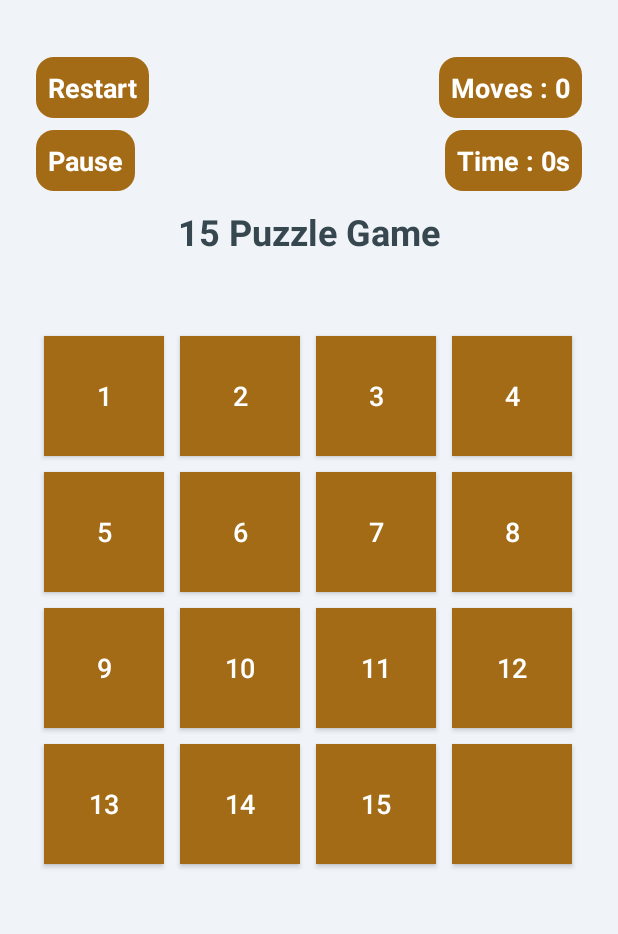
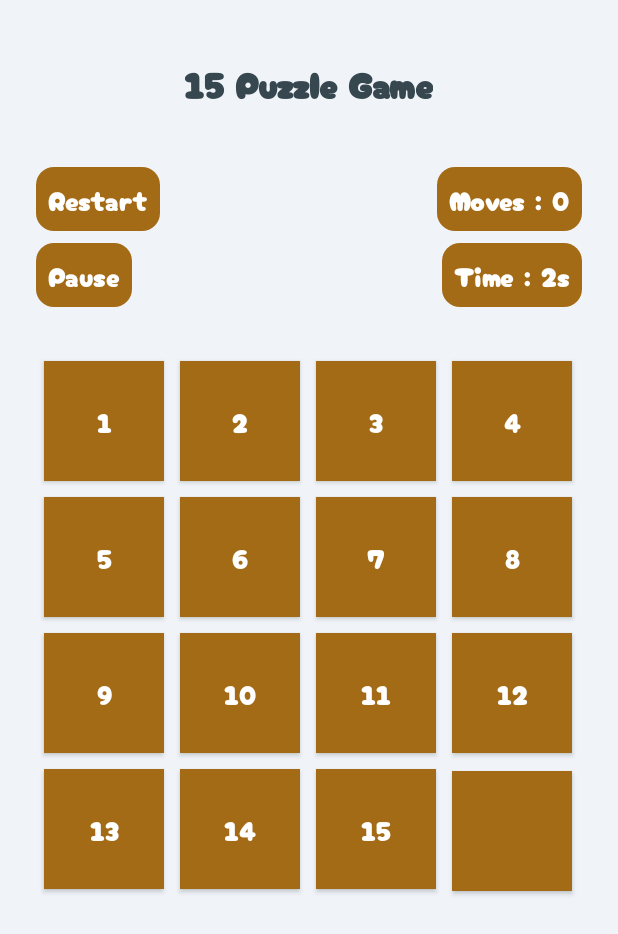
Before and after one commit to SabrinaRashidova/FifteenPuzzleGame, an Android app: the GameActivity screen opened directly, with no data from a screen before it, on a phone screen of 412 x 824 dp. Shown: the top 934 px of the screen. Run offline under Robolectric (Android 15) with nearby library versions, the phone set to English and light mode, and no system bars.

```diff
--- a/app/src/main/AndroidManifest.xml
+++ b/app/src/main/AndroidManifest.xml
@@ -12,9 +12,6 @@
         android:supportsRtl="true"
         android:theme="@style/Theme.FifteenPuzzleGame"
         tools:targetApi="31">
-        <activity
-            android:name=".ui.GameOverActivity"
-            android:exported="false" />
         <activity
             android:name=".MenuActivity"
             android:exported="true">
@@ -33,6 +30,7 @@
                 <category android:name="android.intent.category.LAUNCHER" />
             </intent-filter>
         </activity>
+
     </application>
 
 </manifest>
--- a/app/src/main/java/com/example/fifteenpuzzlegame/ui/GameActivity.kt
+++ b/app/src/main/java/com/example/fifteenpuzzlegame/ui/GameActivity.kt
@@ -1,31 +1,60 @@
 package com.example.fifteenpuzzlegame.ui
 
-import android.annotation.SuppressLint
 import android.graphics.Color
 import android.graphics.drawable.ColorDrawable
 import android.os.Bundle
 import android.os.Handler
+import android.os.Looper
 import android.view.WindowManager
 import android.widget.Button
 import android.widget.GridLayout
-import android.widget.Toast
 import androidx.appcompat.app.AlertDialog
 import androidx.appcompat.app.AppCompatActivity
+import androidx.core.content.res.ResourcesCompat
 import com.example.fifteenpuzzlegame.R
-import com.example.fifteenpuzzlegame.R.color
 import com.example.fifteenpuzzlegame.databinding.ActivityGameBinding
 import com.example.fifteenpuzzlegame.databinding.DialogGameOverBinding
 
 class GameActivity : AppCompatActivity() {
+
      lateinit var binding: ActivityGameBinding
 
      lateinit var gridLayout: GridLayout
      var  numbers: MutableList<Int> = mutableListOf()
+     lateinit var tiles: MutableList<Button>
+     var emptyTileIndex = 15
+     var countMoves = 0
+    private var seconds = 0
+    private var isRunning = false
+    private val handler = Handler(Looper.getMainLooper())
+
+    private val runnable = object : Runnable {
+        override fun run() {
+            if (isRunning) {
+                seconds++
+                val hours = seconds / 3600
+                val mins = seconds / 60
+                val secs = seconds % 60
+                val timeText = when {
+                    hours > 0 -> String.format("Time : %d:%02d:%02d", hours, mins, secs)
+                    mins > 0 -> String.format("Time : %d:%02d", mins, secs)
+                    else -> "Time : ${secs}s"
+                }
+
+                binding.txtTimer.text = timeText
+                handler.postDelayed(this, 1000)
+            }
+        }
+    }
+
+
 
     override fun onCreate(savedInstanceState: Bundle?) {
         super.onCreate(savedInstanceState)
         binding = ActivityGameBinding.inflate(layoutInflater)
         setContentView(binding.root)
+
+        startTimer()
 
         gridLayout = binding.gridLayout
         initList()
@@ -36,10 +65,6 @@ class GameActivity : AppCompatActivity() {
             restartGame()
         }
     }
-
-    private lateinit var tiles: MutableList<Button>
-    private var emptyTileIndex = 15
-
 
     private fun initList(){
         numbers.clear()
@@ -63,6 +88,9 @@ class GameActivity : AppCompatActivity() {
     }
 
     private fun restartGame(){
+        countMoves = 0
+        binding.txtMoveCounter.text = "Moves: $countMoves"
+        seconds = 0
         shuffleNumber()
         updateGridUI()
     }
@@ -84,7 +112,7 @@ class GameActivity : AppCompatActivity() {
             tile.setTextColor(Color.WHITE)
             tile.setBackgroundColor(getColor(R.color.primary_color))
             tile.setPadding(8, 8, 8, 8)
-
+            tile.typeface= ResourcesCompat.getFont(this, R.font.cherry_bomb_one)
             val sizeInDp = 80
             val scale = resources.displayMetrics.density
             val sizeInPx = (sizeInDp * scale).toInt()
@@ -105,6 +133,8 @@ class GameActivity : AppCompatActivity() {
                 if (isAdjacent(clickedIndex, emptyTileIndex)) {
                     swapTiles(clickedIndex, emptyTileIndex)
                     emptyTileIndex = clickedIndex
+                    countMoves++
+                    binding.txtMoveCounter.text = "Moves: $countMoves"
 
                     if (checkWin()){
                         val dialogbinding: DialogGameOverBinding = DialogGameOverBinding.inflate(layoutInflater)
@@ -147,6 +177,11 @@ class GameActivity : AppCompatActivity() {
 //
 //    }
 
+    fun startTimer(){
+        isRunning = true
+        handler.post(runnable)
+    }
+
     override fun onPause() {
         super.onPause()
     }
--- a/app/src/main/res/drawable/bg_txt_rounded.xml
+++ /dev/null
@@ -1,7 +0,0 @@
-<?xml version="1.0" encoding="utf-8"?>
-<shape xmlns:android="http://schemas.android.com/apk/res/android">
-
-    <solid android:color="@color/primary_color"/>
-    <corners android:radius="12dp"/>
-
-</shape>
--- a/app/src/main/res/layout/activity_game.xml
+++ b/app/src/main/res/layout/activity_game.xml
@@ -8,7 +8,20 @@
     android:paddingTop="38dp"
     android:paddingHorizontal="24dp">
 
+    <TextView
+        android:id="@+id/tvTitle"
+        android:layout_width="wrap_content"
+        android:layout_height="wrap_content"
+        android:layout_gravity="center"
+        android:layout_marginBottom="24dp"
+        android:fontFamily="@font/cherry_bomb_one"
+        android:text="@string/app_name"
+        android:textColor="#37474F"
+        android:textSize="24sp"
+        android:textStyle="bold" />
+
     <LinearLayout
+        android:layout_marginTop="14dp"
         android:layout_width="match_parent"
         android:layout_height="100dp"
         android:orientation="horizontal">
@@ -25,11 +38,13 @@
                 android:layout_width="wrap_content"
                 android:layout_height="wrap_content"
                 android:text="Restart"
+                android:fontFamily="@font/cherry_bomb_one"
                 android:textColor="@color/white"
-                android:background="@drawable/bg_txt_rounded"
+                android:background="@drawable/start_game_bg"
                 android:padding="8dp"
                 android:textSize="18sp"
-                android:textStyle="bold"/>
+                android:clickable="true"
+                android:foreground="?attr/selectableItemBackground"/>
 
             <TextView
                 android:layout_width="wrap_content"
@@ -37,11 +52,13 @@
                 android:id="@+id/txt_pasuse"
                 android:text="Pause"
                 android:textSize="18sp"
+                android:fontFamily="@font/cherry_bomb_one"
                 android:textColor="@color/white"
-                android:background="@drawable/bg_txt_rounded"
+                android:background="@drawable/start_game_bg"
                 android:padding="8dp"
-                android:textStyle="bold"
-                android:layout_marginTop="8dp"/>
+                android:layout_marginTop="8dp"
+                android:clickable="true"
+                android:foreground="?attr/selectableItemBackground"/>
 
         </LinearLayout>
 
@@ -58,10 +75,12 @@
                 android:layout_height="wrap_content"
                 android:text="Moves : 0"
                 android:textColor="@color/white"
-                android:background="@drawable/bg_txt_rounded"
+                android:background="@drawable/start_game_bg"
                 android:padding="8dp"
                 android:textSize="18sp"
-                android:textStyle="bold"/>
+                android:fontFamily="@font/cherry_bomb_one"
+                android:clickable="true"
+                android:foreground="?attr/selectableItemBackground"/>
 
             <TextView
                 android:layout_width="wrap_content"
@@ -70,25 +89,17 @@
                 android:text="Time : 0s"
                 android:textSize="18sp"
                 android:textColor="@color/white"
-                android:background="@drawable/bg_txt_rounded"
+                android:background="@drawable/start_game_bg"
                 android:padding="8dp"
-                android:textStyle="bold"
-                android:layout_marginTop="8dp"/>
+                android:fontFamily="@font/cherry_bomb_one"
+                android:layout_marginTop="8dp"
+                android:clickable="true"
+                android:foreground="?attr/selectableItemBackground"/>
 
         </LinearLayout>
 
     </LinearLayout>
 
-    <TextView
-        android:id="@+id/tvTitle"
-        android:layout_width="wrap_content"
-        android:layout_height="wrap_content"
-        android:layout_gravity="center"
-        android:text="@string/app_name"
-        android:textSize="24sp"
-        android:textStyle="bold"
-        android:textColor="#37474F"
-        android:layout_marginBottom="24dp"/>
 
     <GridLayout
         android:id="@+id/gridLayout"
--- a/app/src/main/res/layout/activity_menu.xml
+++ b/app/src/main/res/layout/activity_menu.xml
@@ -18,7 +18,8 @@
         android:textColor="@color/white"
         android:textSize="18sp"
         android:paddingVertical="20dp"
-        android:paddingHorizontal="30dp"/>
+        android:paddingHorizontal="30dp"
+        android:foreground="?attr/selectableItemBackground"/>
 
 
 </LinearLayout>
--- a/app/src/main/res/layout/dialog_game_over.xml
+++ b/app/src/main/res/layout/dialog_game_over.xml
@@ -8,7 +8,7 @@
     android:orientation="vertical"
     android:paddingVertical="24dp"
     android:paddingHorizontal="24dp"
-    android:background="@drawable/bg_txt_rounded"
+    android:background="@drawable/start_game_bg"
     android:gravity="center">
 
     <TextView
--- a/app/src/main/res/values/syles.xml
+++ b/app/src/main/res/values/syles.xml
@@ -4,4 +4,5 @@
         <item name="android:windowEnterAnimation">@android:anim/fade_in</item>
         <item name="android:windowExitAnimation">@android:anim/fade_out</item>
     </style>
+
 </resources>
```
Also changed, not shown: app/src/main/res/font/cherry_bomb_one.ttf (added).
